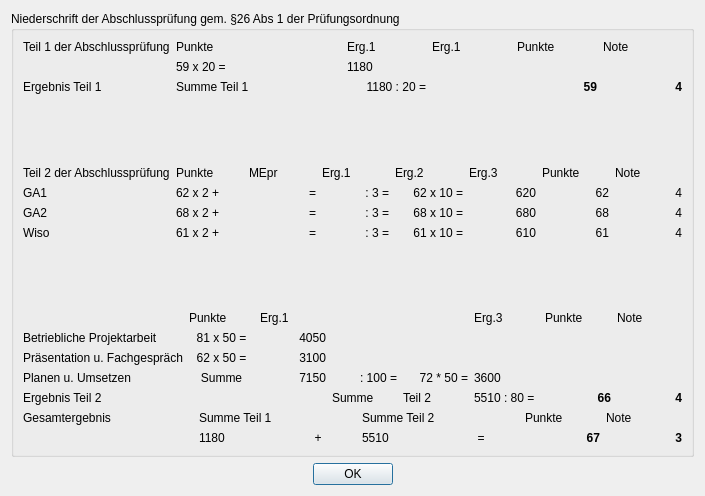
Above: ihk.ui from effzett/pihk before the change. Below: the same form after it.
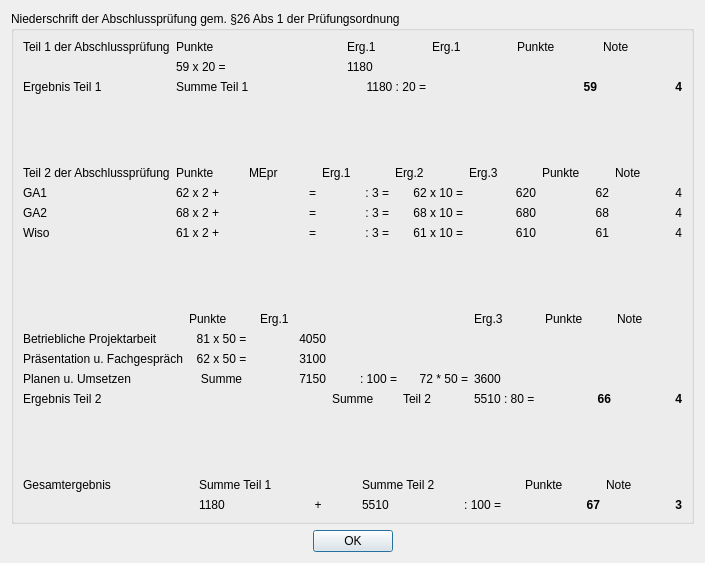
That is the form after the change.

Commit message: Weitere Formatierungen für ausgabeblatt

The edit to the form file:
```diff
--- a/ihk.ui
+++ b/ihk.ui
@@ -7,7 +7,7 @@
     <x>0</x>
     <y>0</y>
     <width>705</width>
-    <height>496</height>
+    <height>563</height>
    </rect>
   </property>
   <property name="windowTitle">
@@ -783,6 +783,19 @@
         </item>
        </layout>
       </item>
+      <item>
+       <spacer name="verticalSpacer_3">
+        <property name="orientation">
+         <enum>Qt::Vertical</enum>
+        </property>
+        <property name="sizeHint" stdset="0">
+         <size>
+          <width>20</width>
+          <height>40</height>
+         </size>
+        </property>
+       </spacer>
+      </item>
       <item>
        <layout class="QGridLayout" name="gridLayout_5">
         <item row="1" column="3">
@@ -831,7 +844,7 @@
         <item row="5" column="5">
          <widget class="QLabel" name="label_126">
           <property name="text">
-           <string>=</string>
+           <string> : 100 =</string>
           </property>
           <property name="alignment">
            <set>Qt::AlignCenter</set>
```
Left out of the diff: 300 changed lines with no effect on the pictures.
